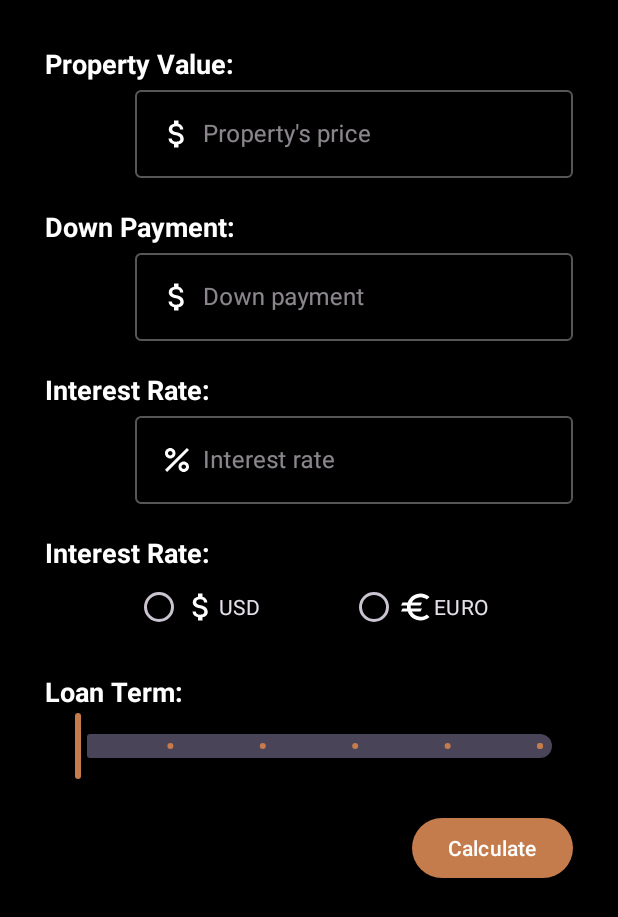
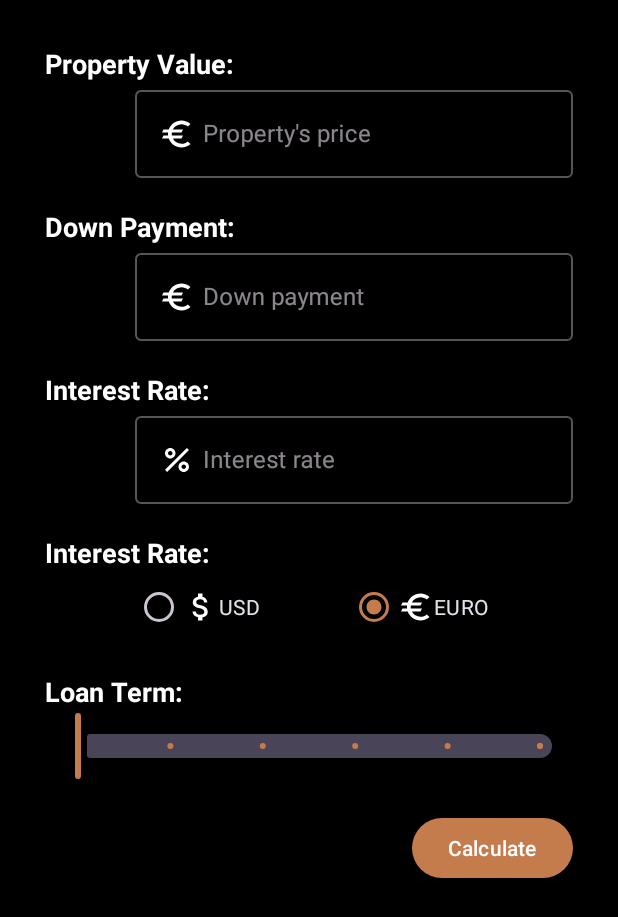
Before and after one commit to SimoJOUDAR/P9_RealEstateManager, an Android app: the LoadSimulatorFragment screen opened through its navigation route, after a tap on "Calculate", on a phone screen of 412 x 824 dp. Shown: the top 917 px of the screen. Run offline under Robolectric (Android 15) with nearby library versions, the phone set to English and light mode, and no system bars; our stand-ins replace Dagger/Hilt's generated code, Room's generated code, Timber, data binding, navigation-ui; Roboto replaces fonts that are not available here; 8 statements that could not run were skipped; 1 other tap on this screen came first.

Commit message:
LoanFragment implemented

```diff
--- a/app/src/main/java/fr/mjoudar/realestatemanager/ui/addEditAgent/AddEditAgentFragment.kt
+++ b/app/src/main/java/fr/mjoudar/realestatemanager/ui/addEditAgent/AddEditAgentFragment.kt
@@ -12,9 +12,7 @@ import dagger.hilt.android.AndroidEntryPoint
 import fr.mjoudar.realestatemanager.R
 import fr.mjoudar.realestatemanager.databinding.FragmentAddEditAgentBinding
 import fr.mjoudar.realestatemanager.domain.models.Agent
-import fr.mjoudar.realestatemanager.domain.models.Offer
 import fr.mjoudar.realestatemanager.notification.NotificationHandler
-import fr.mjoudar.realestatemanager.ui.addEditOffer.AddEditOfferFragment
 
 @AndroidEntryPoint
 class AddEditAgentFragment : Fragment() {
@@ -52,7 +50,7 @@ class AddEditAgentFragment : Fragment() {
     private fun setObservers() {
         viewModel.inputIncomplete.observe(viewLifecycleOwner) {
             if (it) {
-                Snackbar.make(requireActivity().findViewById(R.id.root_layout), R.string.agent_input_incomplete, Snackbar.LENGTH_SHORT).show()
+                Snackbar.make(requireActivity().findViewById(R.id.root_layout), R.string.invalid_input, Snackbar.LENGTH_SHORT).show()
             }
         }
         viewModel.isAgentSaved.observe(viewLifecycleOwner) {
--- a/app/src/main/java/fr/mjoudar/realestatemanager/ui/addEditOffer/AddEditOfferFragment.kt
+++ b/app/src/main/java/fr/mjoudar/realestatemanager/ui/addEditOffer/AddEditOfferFragment.kt
@@ -186,7 +186,7 @@ class AddEditOfferFragment : Fragment() {
         viewModel.inputIncomplete.observe(viewLifecycleOwner) {
             if (it) {
 //                Snackbar.make(requireActivity().findViewById(R.id.root_layout), R.string.agent_input_incomplete, Snackbar.LENGTH_SHORT).show()
-                Toast.makeText(requireContext(), R.string.agent_input_incomplete, Toast.LENGTH_LONG).show()
+                Toast.makeText(requireContext(), R.string.invalid_input, Toast.LENGTH_LONG).show()
             }
         }
     }
--- a/app/src/main/java/fr/mjoudar/realestatemanager/ui/homepage/HomepageActivity.kt
+++ b/app/src/main/java/fr/mjoudar/realestatemanager/ui/homepage/HomepageActivity.kt
@@ -113,7 +113,7 @@ class HomepageActivity : AppCompatActivity(), NavController.OnDestinationChanged
     }
 
     private fun navigateToLoanSimulator() {
-        //TODO: to implement
+        navController.navigate(R.id.loadSimulatorFragment)
     }
 
     private fun switchCurrency() {
--- a/app/src/main/java/fr/mjoudar/realestatemanager/ui/loan/LoadSimulatorFragment.kt
+++ b/app/src/main/java/fr/mjoudar/realestatemanager/ui/loan/LoadSimulatorFragment.kt
@@ -4,8 +4,11 @@ import android.os.Bundle
 import android.view.LayoutInflater
 import android.view.View
 import android.view.ViewGroup
+import android.widget.Toast
 import androidx.fragment.app.Fragment
+import androidx.fragment.app.viewModels
 import dagger.hilt.android.AndroidEntryPoint
+import fr.mjoudar.realestatemanager.R
 import fr.mjoudar.realestatemanager.databinding.FragmentLoanSimulatorBinding
 
 @AndroidEntryPoint
@@ -13,10 +16,37 @@ class LoadSimulatorFragment : Fragment() {
 
     private var _binding: FragmentLoanSimulatorBinding? = null
     private val binding get() = _binding!!
+    private val viewModel: LoadSimulatorViewModel by viewModels()
 
     override fun onCreateView(inflater: LayoutInflater, container: ViewGroup?, savedInstanceState: Bundle?): View? {
         _binding = FragmentLoanSimulatorBinding.inflate(inflater, container, false)
+        binding.viewModel = viewModel
+        binding.lifecycleOwner = this.viewLifecycleOwner
         return binding.root
     }
 
+    override fun onViewCreated(view: View, savedInstanceState: Bundle?) {
+        super.onViewCreated(view, savedInstanceState)
+        setObservers()
+    }
+
+    private fun setObservers() {
+        viewModel.invalidInput.observe(viewLifecycleOwner) {
+            if (it) Toast.makeText(requireContext(), R.string.invalid_input, Toast.LENGTH_LONG).show()
+        }
+
+        viewModel.monthlyPaymentFormatted.observe(viewLifecycleOwner) {
+            if (it.isNotEmpty()) {
+                binding.loanSimulatorResultsBody.visibility = View.VISIBLE
+                binding.loanSimulatorResultsMonthlyPayments.visibility = View.VISIBLE
+            }
+        }
+
+        viewModel.isEuroCurrency.observe(viewLifecycleOwner) {
+            val icon = if (it) R.drawable.ic_euro_24 else R.drawable.ic_money_24
+            binding.loanSimulatorPropertyValue.setCompoundDrawablesWithIntrinsicBounds(icon, 0, 0, 0)
+            binding.loanSimulatorDownPayment.setCompoundDrawablesWithIntrinsicBounds(icon, 0, 0, 0)
+        }
+    }
+
 }
--- a/app/src/main/java/fr/mjoudar/realestatemanager/ui/loan/LoadSimulatorViewModel.kt
+++ b/app/src/main/java/fr/mjoudar/realestatemanager/ui/loan/LoadSimulatorViewModel.kt
@@ -1,21 +1,66 @@
 package fr.mjoudar.realestatemanager.ui.loan
 
 import androidx.lifecycle.MutableLiveData
+import androidx.lifecycle.ViewModel
+import fr.mjoudar.realestatemanager.utils.Utils
+import timber.log.Timber
+import java.text.NumberFormat
+import java.util.*
 
-class LoadSimulatorViewModel {
+class LoadSimulatorViewModel : ViewModel() {
 
-    val propertyValueString = MutableLiveData<String?>("")
-    val downPaymentString = MutableLiveData<String?>("")
-    val interestRateString = MutableLiveData<String?>("")
-    val dollar = MutableLiveData<Boolean?>(true)
-    val euro = MutableLiveData<Boolean?>(false)
-    val loanTerm = MutableLiveData<Int>(15)
-    val monthlyPayment = MutableLiveData<Float>(0F)
+    val invalidInput = MutableLiveData(false)
+    val propertyValueString = MutableLiveData<String>("")
+    val downPaymentString = MutableLiveData<String>("")
+    val interestRateString = MutableLiveData<String>("")
+    val isEuroCurrency = MutableLiveData<Boolean>(false)
+    val loanTermSlide = MutableLiveData<Int>(15)
 
-    val propertyValue = MutableLiveData<Int?>(0)
-    val downPayment = MutableLiveData<Int?>(0)
-    val interestRate = MutableLiveData<Float?>(0F)
+    var propertyValue = 0.0
+    var downPayment = 0.0
+    var interestRate = 0.0
+    var loanTerm = 0.0
+    var monthlyPayment = 0.0
+    var loanTermSlideString = ""
 
-    fun calculate() {}
+    var monthlyPaymentFormatted = MutableLiveData<String>("")
+
+    fun setCurrency(isEuro: Boolean) {
+        isEuroCurrency.value = isEuro
+        Timber.tag("LoadSimulatorViewModel").d("isEuroCurrency = $isEuroCurrency")
+    }
+
+    private fun isValidInput(): Boolean {
+        return (propertyValueString.value!!.isNotEmpty() && downPaymentString.value!!.isNotEmpty() && interestRateString.value!!.isNotEmpty())
+    }
+
+    fun submit() {
+        if (isValidInput()) {
+            convertValues()
+        }
+        else invalidInput.value = true
+    }
+
+    private fun convertValues() {
+        propertyValue = propertyValueString.value!!.toDoubleOrNull() ?: 0.0
+        downPayment = downPaymentString.value!!.toDoubleOrNull() ?: 0.0
+        interestRate = interestRateString.value!!.toDoubleOrNull()?.div(100) ?: 0.0
+        loanTerm = loanTermSlide.value!!.toDouble()
+        loanTermSlideString = loanTermSlide.value.toString()
+        calculate()
+    }
+
+    private fun calculate() {
+        val interest = (interestRate * (propertyValue - downPayment) * loanTerm)
+        monthlyPayment = (interest + interestRate - downPayment) / (12 * loanTerm)
+        formatMonthlyPayment()
+    }
+
+    private fun formatMonthlyPayment() {
+        val local = if (isEuroCurrency.value!!) Locale.FRANCE else Locale.US
+        val priceFormat = NumberFormat.getCurrencyInstance(local)
+        priceFormat.maximumFractionDigits = 0
+        monthlyPaymentFormatted.value = priceFormat.format(monthlyPayment.toLong())
+    }
 
 }
--- a/app/src/main/res/layout/fragment_loan_simulator.xml
+++ b/app/src/main/res/layout/fragment_loan_simulator.xml
@@ -144,8 +144,9 @@
                 android:layout_width="wrap_content"
                 android:layout_height="wrap_content"
                 android:text="@string/usd"
-                android:drawableStart="@drawable/ic_money_24"
-                android:checked="@={viewModel.dollar}"/>
+                android:checked="@{!viewModel.isEuroCurrency}"
+                android:onClick="@{() -> viewModel.setCurrency(false)}"
+                android:drawableStart="@drawable/ic_money_24"/>
 
             <RadioButton
                 android:id="@+id/radio_button_euro"
@@ -153,8 +154,9 @@
                 android:layout_height="wrap_content"
                 android:layout_marginStart="60dp"
                 android:text="@string/euro"
-                android:drawableStart="@drawable/ic_euro_24"
-                android:checked="@={viewModel.euro}"/>
+                android:checked="@{viewModel.isEuroCurrency}"
+                android:onClick="@{() -> viewModel.setCurrency(true)}"
+                android:drawableStart="@drawable/ic_euro_24"/>
 
         </RadioGroup>
 
@@ -172,7 +174,7 @@
             android:id="@+id/loan_simulator_loan_term_slider"
             android:layout_width="0dp"
             android:layout_height="wrap_content"
-            android:value="@{viewModel.loanTerm}"
+            android:value="@{viewModel.loanTermSlide}"
             android:valueFrom="5.0"
             android:valueTo="30.0"
             android:stepSize="5.0"
@@ -184,7 +186,7 @@
             android:layout_width="wrap_content"
             android:layout_height="wrap_content"
             android:layout_marginTop="20dp"
-            android:onClick="@{()-> viewModel.calculate()}"
+            android:onClick="@{()-> viewModel.submit()}"
             android:text="@string/calculate"
             app:layout_constraintEnd_toEndOf="parent"
             app:layout_constraintTop_toBottomOf="@+id/loan_simulator_loan_term_slider" />
@@ -196,7 +198,7 @@
             android:layout_marginTop="20dp"
             android:visibility="gone"
             android:theme="@style/Body_title"
-            android:text="@{ @string/loan_simulator_results_body(viewModel.interestRate,viewModel.loanTerm) }"
+            android:text="@{ @string/loan_simulator_results_body(viewModel.interestRateString, viewModel.loanTermSlideString) }"
             app:layout_constraintStart_toStartOf="parent"
             app:layout_constraintTop_toBottomOf="@id/loan_simulator_calculate_button"/>
         <TextView
@@ -205,7 +207,7 @@
             android:layout_height="wrap_content"
             android:visibility="gone"
             android:theme="@style/Body_title"
-            android:text="@{ @string/loan_simulator_monthly_payments(viewModel.monthlyPayment) }"
+            android:text="@{ @string/loan_simulator_monthly_payments(viewModel.monthlyPaymentFormatted) }"
             android:textSize="30sp"
             android:layout_marginEnd="20dp"
             app:layout_constraintEnd_toEndOf="parent"
--- a/app/src/main/res/values/strings.xml
+++ b/app/src/main/res/values/strings.xml
@@ -81,8 +81,8 @@
     <string name="euro">EURO</string>
     <string name="loan_term_title">Loan Term:</string>
     <string name="calculate">Calculate</string>
-    <string name="loan_simulator_results_body">A loan of %1$f % interest rate over %2$i years period is estimated to a monthly payment of:</string>
-    <string name="loan_simulator_monthly_payments">$%1$f</string>
+    <string name="loan_simulator_results_body">A loan of %1$s\%% interest rate over %2$s years period is estimated to a monthly payment of:</string>
+    <string name="loan_simulator_monthly_payments">%1$s</string>
     <string name="sale">FOR SALE</string>
     <string name="rent">FOR RENT</string>
     <string name="sold">Sold</string>
@@ -119,7 +119,7 @@
     <string name="publicationDate_desc">Publication date descending</string>
     <string name="closureDate_asc">Closure date ascending</string>
     <string name="closureDate_desc">Closure date descending</string>
-    <string name="agent_input_incomplete">The input is incomplete or invalid</string>
+    <string name="invalid_input">The input is incomplete or invalid</string>
     <string name="save_offer">Save offer</string>
     <string name="delete_offer">Delete offer</string>
     <string name="delete_agent">Delete agent</string>
```
